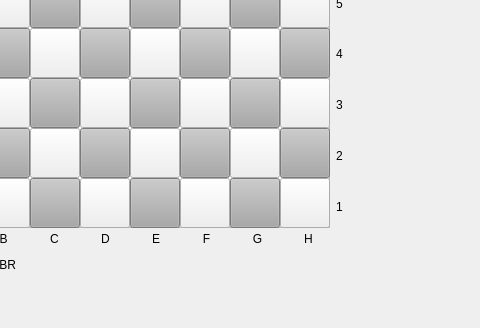
Above: Qt_UI/MainMenu/gameWithoutChat.ui from Phucyro/PawnHub before the change; both pictures show x 320 to 800 and y 272 to 600 of the 800 by 600 pixel window. Below: the same form after it.
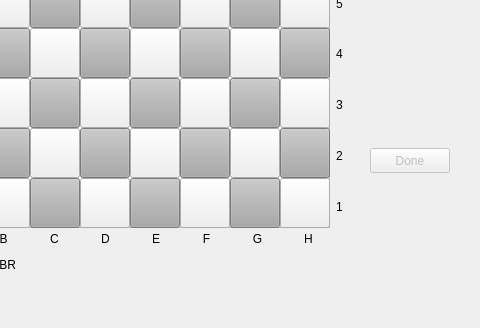
That is the form after the change. Icons and pictures are not drawn.

Commit message: [Mod] Qthread, signals and slots are working! - and more importantly update the UI - now to fix the game setup

What changed in the file:
```diff
--- a/Qt_UI/MainMenu/gameWithoutChat.ui
+++ b/Qt_UI/MainMenu/gameWithoutChat.ui
@@ -3028,6 +3028,25 @@
     <set>Qt::AlignCenter</set>
    </property>
   </widget>
+  <widget class="QPushButton" name="moveConfirmButton">
+   <property name="enabled">
+    <bool>false</bool>
+   </property>
+   <property name="geometry">
+    <rect>
+     <x>690</x>
+     <y>420</y>
+     <width>80</width>
+     <height>25</height>
+    </rect>
+   </property>
+   <property name="text">
+    <string>Done</string>
+   </property>
+   <property name="flat">
+    <bool>false</bool>
+   </property>
+  </widget>
  </widget>
  <resources/>
  <connections/>
```
Left out of the diff: 6 changed lines with no effect on the pictures. The commit also changes 5 other files.
